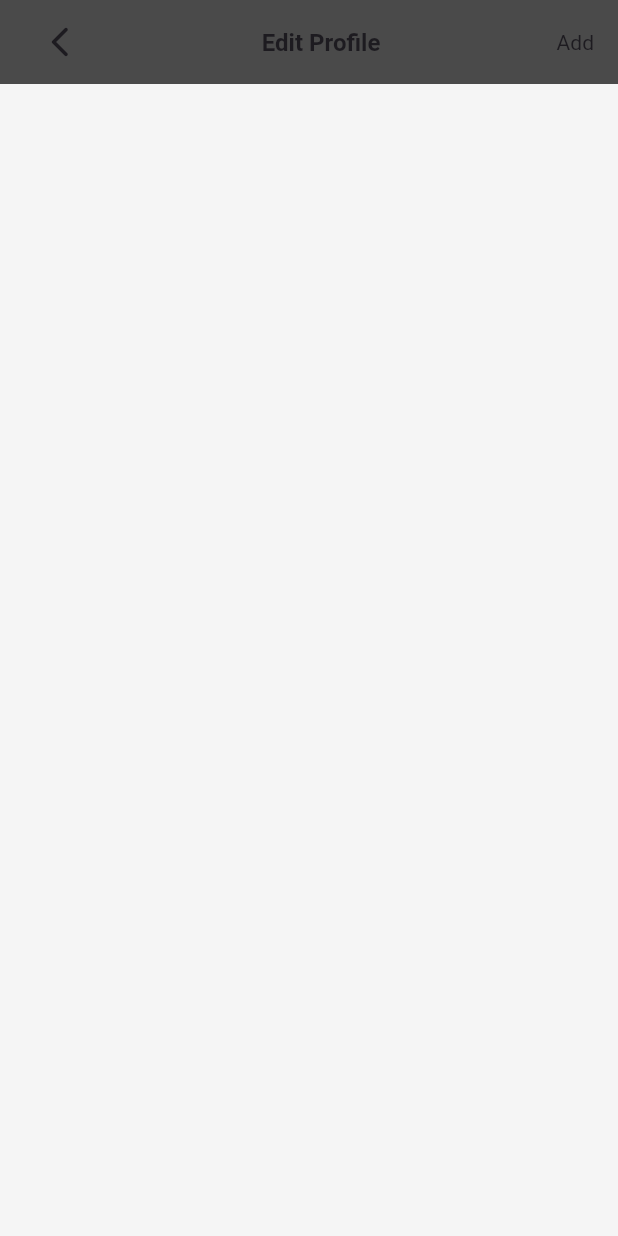
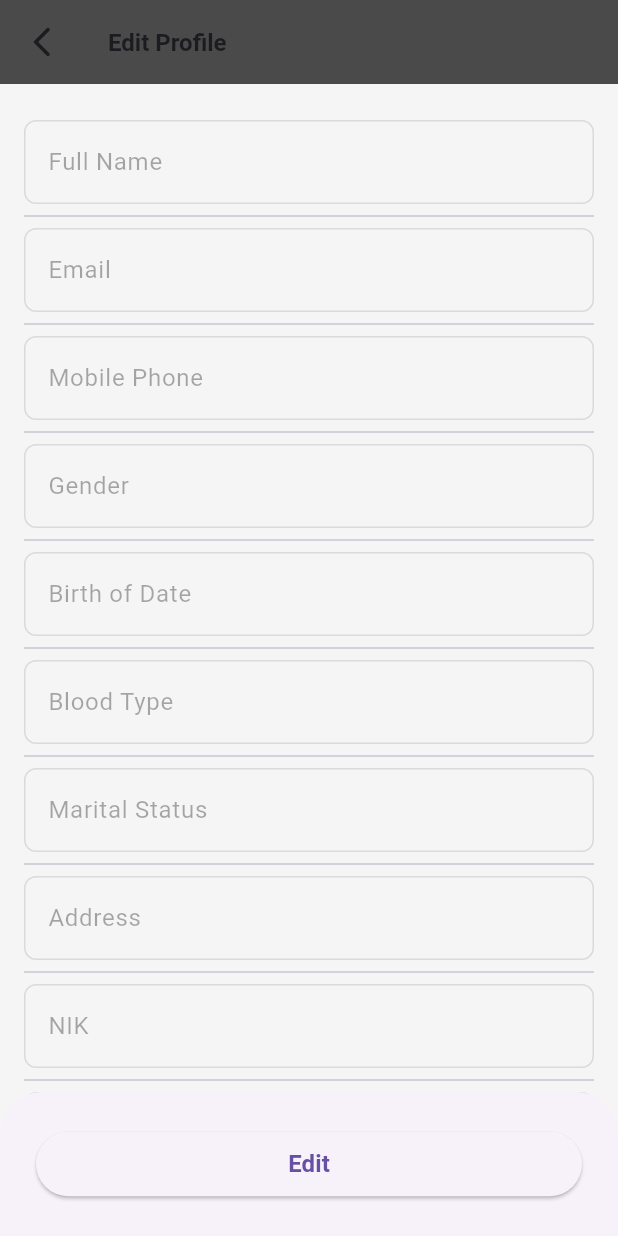
Before and after one commit to nerufuyo/zamanix, a Flutter app: the EditProfileScreen screen opened by its route, on a phone screen of 412 x 824 dp. Run offline on Flutter 3.47's test engine with Material 3 defaults, Android fonts, the light colour scheme and no system bars; drawn by our look-alikes of skeletonizer; our stand-ins replace cloud_firestore, equatable, firebase_auth, firebase_core, flutter_bloc, flutter_secure_storage and 7 more; accounts and stored records are empty; Roboto replaces fonts that are missing (assets/fonts/Nunito-Bold.ttf, assets/fonts/Nunito-Regular.ttf).

Commit message:
✨feature: update data user

```diff
--- a/lib/presentation/dashboard/edit_profile_screen.dart
+++ b/lib/presentation/dashboard/edit_profile_screen.dart
@@ -1,8 +1,12 @@
 import 'package:flutter/material.dart';
 import 'package:flutter_bloc/flutter_bloc.dart';
+import 'package:skeletonizer/skeletonizer.dart';
 import 'package:zamanix/config/app_theme.dart';
 import 'package:zamanix/presentation/dashboard/bloc/user/user_bloc.dart';
 import 'package:zamanix/presentation/dashboard/widgets/appbar_form_widget.dart';
+import 'package:zamanix/repositories/models/user_model.dart';
+import 'package:zamanix/utils/app_constant.dart';
+import 'package:zamanix/utils/app_custom_widget.dart';
 
 class EditProfileScreen extends StatefulWidget {
   const EditProfileScreen({super.key});
@@ -13,7 +17,12 @@ class EditProfileScreen extends StatefulWidget {
 
 class _EditProfileScreenState extends State<EditProfileScreen> {
   final GlobalKey<FormState> _formKey = GlobalKey<FormState>();
-  final TextEditingController _nameController = TextEditingController();
+  final List<TextEditingController> _controllers = List.generate(
+    editUserItems.length,
+    (index) => TextEditingController(),
+  );
+
+  bool isEditEnabled = false;
 
   @override
   void initState() {
@@ -26,16 +35,30 @@ class _EditProfileScreenState extends State<EditProfileScreen> {
     return Scaffold(
       appBar: const PreferredSize(
         preferredSize: Size.fromHeight(56),
-        child: AppBarForm(
-          isEditEnabled: true,
-          isDataEmpty: true,
-          title: 'Edit Profile',
-        ),
+        child: AppBarForm(title: 'Edit Profile'),
       ),
       body: BlocBuilder<UserBloc, UserState>(
         builder: (context, state) {
           bool userLoaded = state is UserSuccess;
           final userModel = userLoaded ? (state).userModel : null;
+          final controllerValues = [
+            userModel?.fullname,
+            userModel?.email,
+            userModel?.mobilePhone,
+            userModel?.gender,
+            userModel?.birthOfDate,
+            userModel?.bloodType,
+            userModel?.maritalStatus,
+            userModel?.address,
+            userModel?.nik,
+            userModel?.passport,
+          ];
+
+          if (userLoaded) {
+            for (int i = 0; i < _controllers.length; i++) {
+              _controllers[i].text = controllerValues[i] ?? '';
+            }
+          }
 
           if (state is UserFailure) {
             return Center(
@@ -46,61 +69,74 @@ class _EditProfileScreenState extends State<EditProfileScreen> {
             );
           }
 
-          return Container(
-            padding: const EdgeInsets.all(16),
-            child: Column(
-              children: [
-                Form(
-                  key: _formKey,
-                  child: Column(
-                    children: [],
-                  ),
+          return Skeletonizer(
+            enabled: !userLoaded,
+            child: Form(
+              key: _formKey,
+              child: ListView.separated(
+                padding: EdgeInsets.only(
+                  top: 24,
+                  bottom: MediaQuery.of(context).size.height / 8,
+                  left: 16,
+                  right: 16,
                 ),
-              ],
+                separatorBuilder: (context, index) => const Divider(),
+                itemCount: editUserItems.length,
+                itemBuilder: (context, index) =>
+                    AppCustomWidget().buildTextField(
+                  controller: _controllers[index],
+                  labelText: editUserItems[index],
+                  enabled: isEditEnabled,
+                ),
+              ),
             ),
           );
         },
       ),
+      bottomSheet: Container(
+        width: double.infinity,
+        padding: const EdgeInsets.all(24),
+        decoration: const BoxDecoration(
+          borderRadius: BorderRadius.only(
+            topLeft: Radius.circular(16),
+            topRight: Radius.circular(16),
+          ),
+        ),
+        child: ElevatedButton(
+          onPressed: () {
+            if (!isEditEnabled) {
+              setState(() {
+                isEditEnabled = true;
+              });
+            } else {
+              if (_formKey.currentState!.validate()) {
+                final user = UserModel(
+                  fullname: _controllers[0].text,
+                  email: _controllers[1].text,
+                  mobilePhone: _controllers[2].text,
+                  gender: _controllers[3].text,
+                  birthOfDate: _controllers[4].text,
+                  bloodType: _controllers[5].text,
+                  maritalStatus: _controllers[6].text,
+                  address: _controllers[7].text,
+                  nik: _controllers[8].text,
+                  passport: _controllers[9].text,
+                );
+                context.read<UserBloc>().add(UpdateUser(user));
+                setState(() {
+                  isEditEnabled = false;
+                });
+              }
+            }
+          },
+          child: Padding(
+            padding: const EdgeInsets.all(10.0),
+            child: Text(
+              isEditEnabled ? 'Save' : 'Edit',
+            ),
+          ),
+        ),
+      ),
     );
   }
 }
-
-class AppTextField extends StatelessWidget {
-  const AppTextField({
-    super.key,
-    required this.controller,
-    required this.labelText,
-    this.validator,
-  });
-
-  final TextEditingController controller;
-  final String labelText;
-  final String? Function(String?)? validator;
-
-  @override
-  Widget build(BuildContext context) {
-    return TextFormField(
-      controller: controller,
-      decoration: InputDecoration(
-        errorStyle: AppTextStyle.body3.copyWith(color: AppColor.error),
-        labelText: labelText,
-        border: OutlineInputBorder(
-          borderRadius: BorderRadius.circular(8),
-        ),
-        enabledBorder: OutlineInputBorder(
-          borderRadius: BorderRadius.circular(8),
-          borderSide: BorderSide(color: Colors.grey.withOpacity(.5)),
-        ),
-        focusedBorder: OutlineInputBorder(
-          borderRadius: BorderRadius.circular(8),
-          borderSide: const BorderSide(color: AppColor.accent),
-        ),
-        errorBorder: OutlineInputBorder(
-          borderRadius: BorderRadius.circular(8),
-          borderSide: const BorderSide(color: AppColor.error),
-        ),
-      ),
-      validator: validator,
-    );
-  }
-}
--- a/lib/presentation/dashboard/widgets/appbar_form_widget.dart
+++ b/lib/presentation/dashboard/widgets/appbar_form_widget.dart
@@ -4,49 +4,21 @@ import 'package:zamanix/config/app_theme.dart';
 class AppBarForm extends StatelessWidget {
   const AppBarForm({
     super.key,
-    required this.isEditEnabled,
-    required this.isDataEmpty,
-    this.onAdd,
-    this.onSave,
     required this.title,
   });
 
   final String title;
-  final bool isEditEnabled;
-  final bool isDataEmpty;
-  final Function? onAdd;
-  final Function? onSave;
 
   @override
   Widget build(BuildContext context) {
     return AppBar(
       backgroundColor: AppColor.accent,
       automaticallyImplyLeading: false,
-      title: Row(
-        mainAxisAlignment: MainAxisAlignment.spaceBetween,
-        children: [
-          IconButton(
-            icon: const Icon(Icons.arrow_back_ios_new_rounded),
-            onPressed: () => Navigator.of(context).pop(),
-          ),
-          Text(title, style: AppTextStyle.h5),
-          isEditEnabled
-              ? InkWell(
-                  onTap: () {
-                    if (isDataEmpty) {
-                      onAdd != null ? onAdd!() : null;
-                    } else {
-                      onSave != null ? onSave!() : null;
-                    }
-                  },
-                  child: Text(
-                    isDataEmpty ? '  Add' : 'Save',
-                    style: AppTextStyle.body2,
-                  ),
-                )
-              : const SizedBox(width: 40),
-        ],
+      leading: IconButton(
+        icon: const Icon(Icons.arrow_back_ios_new_rounded),
+        onPressed: () => Navigator.pop(context),
       ),
+      title: Text(title, style: AppTextStyle.h5),
     );
   }
 }
--- a/lib/utils/app_constant.dart
+++ b/lib/utils/app_constant.dart
@@ -77,3 +77,16 @@ final optionItemMenus = [
     'label': 'Sign Out',
   },
 ];
+
+final List editUserItems = [
+  'Full Name',
+  'Email',
+  'Mobile Phone',
+  'Gender',
+  'Birth of Date',
+  'Blood Type',
+  'Marital Status',
+  'Address',
+  'NIK',
+  'Passport',
+];
--- a/lib/utils/app_custom_widget.dart
+++ b/lib/utils/app_custom_widget.dart
@@ -146,4 +146,36 @@ class AppCustomWidget {
       ),
     );
   }
+
+  Widget buildTextField({
+    required TextEditingController controller,
+    required String labelText,
+    String? Function(String?)? validator,
+    bool? enabled,
+  }) {
+    return TextFormField(
+      controller: controller,
+      enabled: enabled ?? true,
+      decoration: InputDecoration(
+        errorStyle: AppTextStyle.body3.copyWith(color: AppColor.error),
+        labelText: labelText,
+        border: OutlineInputBorder(
+          borderRadius: BorderRadius.circular(8),
+        ),
+        enabledBorder: OutlineInputBorder(
+          borderRadius: BorderRadius.circular(8),
+          borderSide: BorderSide(color: Colors.grey.withOpacity(.5)),
+        ),
+        focusedBorder: OutlineInputBorder(
+          borderRadius: BorderRadius.circular(8),
+          borderSide: const BorderSide(color: AppColor.accent),
+        ),
+        errorBorder: OutlineInputBorder(
+          borderRadius: BorderRadius.circular(8),
+          borderSide: const BorderSide(color: AppColor.error),
+        ),
+      ),
+      validator: validator,
+    );
+  }
 }
```
